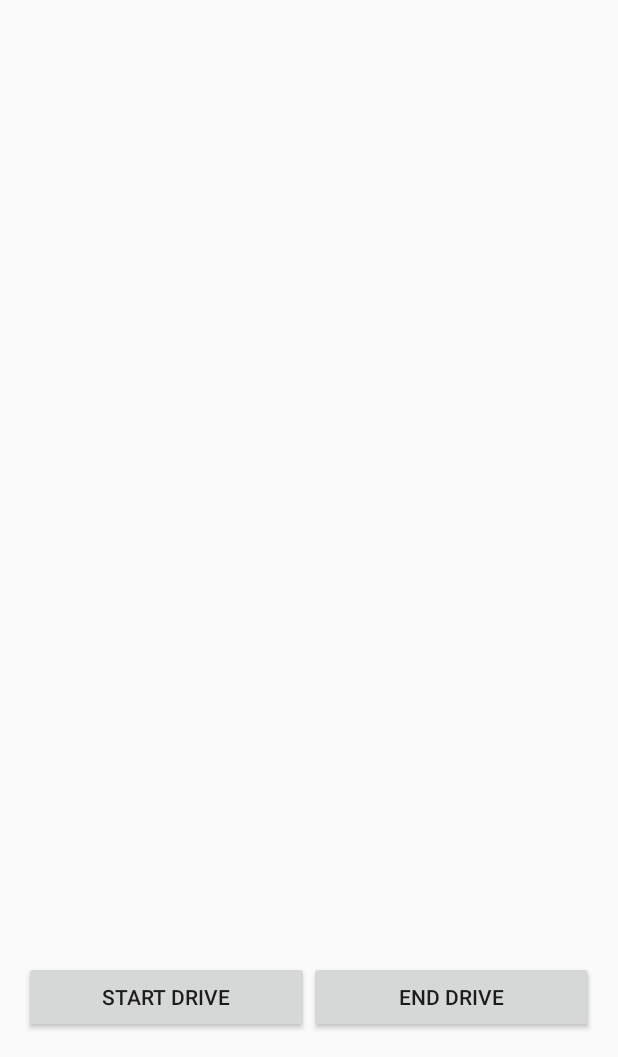
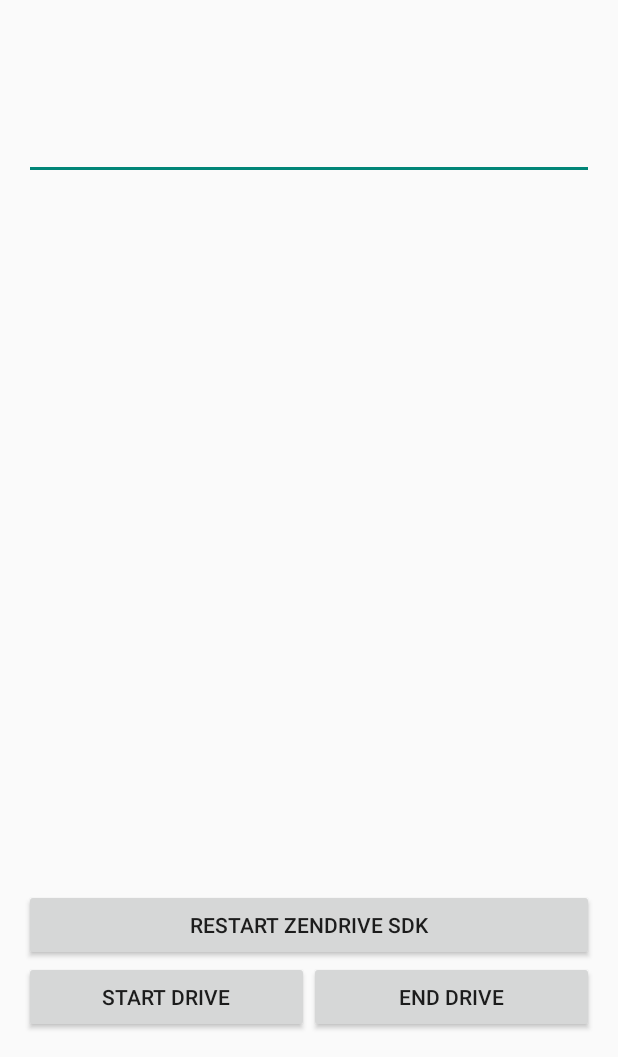
Before and after one commit to zendrive/zendrive-sdk-android-sample, an Android app: the layout fragment_main.xml on its own in the app's theme, with its tools: preview values and no code run, on a phone screen of 412 x 824 dp, the part 179-1236 px from its top. Run offline under Robolectric (Android 15) with nearby library versions, the phone set to English and light mode, and no system bars.

Commit message:
- Android sample application updated to use latest gradle plugin - Fixed proguard related gradle issue - Sample app updated to contain application key edittext in UI

```diff
--- a/app/build.gradle
+++ b/app/build.gradle
@@ -3,7 +3,7 @@ buildscript {
         mavenCentral()
     }
     dependencies {
-        classpath 'com.android.tools.build:gradle:0.14.1+'
+        classpath 'com.android.tools.build:gradle:1.0.0'
     }
 }
 
@@ -25,7 +25,7 @@ android {
     }
     buildTypes {
         release {
-            runProguard false
+            minifyEnabled false
             proguardFiles getDefaultProguardFile('proguard-android.txt'), 'proguard-rules.pro'
         }
     }
--- a/app/src/main/res/layout/fragment_main.xml
+++ b/app/src/main/res/layout/fragment_main.xml
@@ -2,30 +2,16 @@
     xmlns:tools="http://schemas.android.com/tools"
     android:layout_width="match_parent"
     android:layout_height="match_parent"
-    android:paddingBottom="@dimen/activity_vertical_margin"
-    android:paddingLeft="@dimen/activity_horizontal_margin"
-    android:paddingRight="@dimen/activity_horizontal_margin"
-    android:paddingTop="@dimen/activity_vertical_margin"
     tools:context=".MainActivity$PlaceholderFragment">
-
-    <RelativeLayout
-        android:id="@+id/loadingIndicatorParent"
-        android:layout_width="match_parent"
-        android:layout_height="match_parent"
-        android:visibility="gone" >
-
-        <ProgressBar
-            android:id="@+id/loadingIndicator"
-            style="?android:attr/progressBarStyleSmall"
-            android:layout_width="wrap_content"
-            android:layout_height="wrap_content"
-            android:layout_centerInParent="true" />
-    </RelativeLayout>
 
     <RelativeLayout
         android:id="@+id/contentView"
         android:layout_width="match_parent"
-        android:layout_height="match_parent">
+        android:layout_height="match_parent"
+        android:paddingBottom="@dimen/activity_vertical_margin"
+        android:paddingLeft="@dimen/activity_horizontal_margin"
+        android:paddingRight="@dimen/activity_horizontal_margin"
+        android:paddingTop="@dimen/activity_vertical_margin" >
 
         <TextView
             android:id="@+id/titleTextView"
@@ -46,11 +32,28 @@
             android:text=""
             android:textSize="18sp" />
 
+        <EditText
+            android:layout_width="match_parent"
+            android:layout_height="wrap_content"
+            android:id="@+id/applicationKeyEditText"
+            android:inputType="textShortMessage|textMultiLine"
+            android:layout_below="@+id/detailTextView"
+            android:layout_marginTop="30dp"
+            android:layout_centerHorizontal="true" />
+
+        <Button
+            android:layout_width="match_parent"
+            android:layout_height="wrap_content"
+            android:id="@+id/restartSDKButton"
+            android:layout_above="@+id/startEndParent"
+            android:text="Restart Zendrive SDK" />
+
         <LinearLayout
             android:layout_width="match_parent"
             android:layout_height="wrap_content"
             android:layout_alignParentBottom="true"
-            android:orientation="horizontal">
+            android:orientation="horizontal"
+            android:id="@+id/startEndParent" >
 
             <Button
                 android:id="@+id/startDriveButton"
@@ -69,4 +72,19 @@
         </LinearLayout>
     </RelativeLayout>
 
+    <RelativeLayout
+        android:id="@+id/loadingIndicatorParent"
+        android:layout_width="match_parent"
+        android:layout_height="match_parent"
+        android:visibility="gone"
+        android:background="#22000000">
+
+        <ProgressBar
+            android:id="@+id/loadingIndicator"
+            style="?android:attr/progressBarStyleLarge"
+            android:layout_width="40dp"
+            android:layout_height="40dp"
+            android:layout_centerInParent="true" />
+    </RelativeLayout>
+
 </RelativeLayout>
--- a/build.gradle
+++ b/build.gradle
@@ -5,7 +5,7 @@ buildscript {
         jcenter()
     }
     dependencies {
-        classpath 'com.android.tools.build:gradle:0.14.1+'
+        classpath 'com.android.tools.build:gradle:1.0.0'
 
         // NOTE: Do not place your application dependencies here; they belong
         // in the individual module build.gradle files
```
Also changed, not shown: app/src/main/java/com/zendrive/zendrivesdkdemo/MainFragment.java (+35 -5 lines), app/src/main/java/com/zendrive/zendrivesdkdemo/PreferenceManager.java (added, +26 -0 lines), 2 other files.
